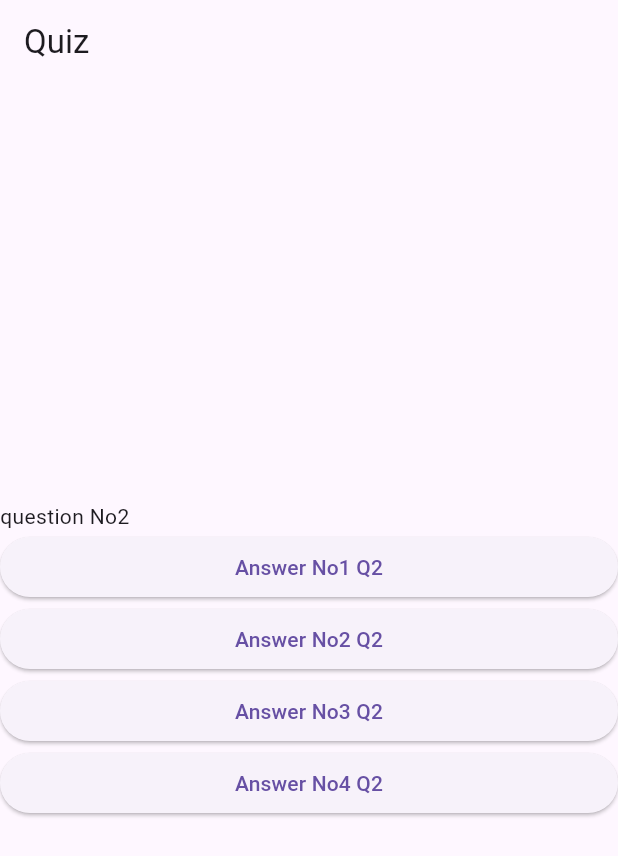
After one commit to alishermamirov/quiz_app, a Flutter app: the screen it shows after launch, after a tap on "Answer No1 Q1", on a phone screen of 412 x 824 dp. The commit adds this screen. Shown: the top 856 px of the screen. Run offline on Flutter 3.47's test engine with Material 3 defaults, Android fonts, the phone set to English and light mode, and no system bars.

Commit message:
added widgets and screens

```diff
--- a/lib/main.dart
+++ b/lib/main.dart
@@ -1,117 +1,18 @@
 import 'package:flutter/material.dart';
+import 'screens/home_screen.dart';
 
 void main(List<String> args) {
-  runApp(MyApp());
+  runApp(const MyApp());
 }
 
-class MyApp extends StatefulWidget {
+class MyApp extends StatelessWidget {
   const MyApp({super.key});
-
-  @override
-  State<MyApp> createState() => _MyAppState();
-}
-
-class _MyAppState extends State<MyApp> {
-  List<Map<String, dynamic>> answersAndQuestions = [
-    {
-      "question": "question No1",
-      "answers": [
-        {"answer": "Answer No1 Q1", "isTrue": false},
-        {"answer": "Answer No2 Q1", "isTrue": true},
-        {"answer": "Answer No3 Q1", "isTrue": false},
-        {"answer": "Answer No4 Q1", "isTrue": false},
-      ]
-    },
-    {
-      "question": "question No2",
-      "answers": [
-        {"answer": "Answer No1 Q2", "isTrue": false},
-        {"answer": "Answer No2 Q2", "isTrue": true},
-        {"answer": "Answer No3 Q2", "isTrue": false},
-        {"answer": "Answer No4 Q2", "isTrue": false},
-      ]
-    },
-    {
-      "question": "question No3",
-      "answers": [
-        {"answer": "Answer No1 Q3", "isTrue": false},
-        {"answer": "Answer No2 Q3", "isTrue": true},
-        {"answer": "Answer No3 Q3", "isTrue": false},
-        {"answer": "Answer No4 Q3", "isTrue": false},
-      ]
-    }
-  ];
-  int questionIndex = 0;
-  int trueAnswersCount = 0;
-
-  void nextQustion(bool isTrue) {
-    setState(() {
-      questionIndex++;
-      isTrue ? trueAnswersCount++ : trueAnswersCount;
-    });
-    print(isTrue);
-  }
 
   @override
   Widget build(BuildContext context) {
     return MaterialApp(
       debugShowCheckedModeBanner: false,
-      home: Scaffold(
-          appBar: AppBar(
-            title: Text("Quiz"),
-          ),
-          body: questionIndex < answersAndQuestions.length
-              ? Column(
-                  mainAxisAlignment: MainAxisAlignment.center,
-                  crossAxisAlignment: CrossAxisAlignment.stretch,
-                  children: [
-                    Text(answersAndQuestions[questionIndex]["question"]),
-                    ElevatedButton(
-                        onPressed: () {
-                          nextQustion(answersAndQuestions[questionIndex]
-                              ["answers"][0]["isTrue"]);
-                        },
-                        child: Text(answersAndQuestions[questionIndex]
-                            ["answers"][0]["answer"])),
-                    ElevatedButton(
-                        onPressed: () {
-                          nextQustion(answersAndQuestions[questionIndex]
-                              ["answers"][1]["isTrue"]);
-                        },
-                        child: Text(answersAndQuestions[questionIndex]
-                            ["answers"][1]["answer"])),
-                    ElevatedButton(
-                        onPressed: () {
-                          nextQustion(answersAndQuestions[questionIndex]
-                              ["answers"][2]["isTrue"]);
-                        },
-                        child: Text(answersAndQuestions[questionIndex]
-                            ["answers"][2]["answer"])),
-                    ElevatedButton(
-                        onPressed: () {
-                          nextQustion(answersAndQuestions[questionIndex]
-                              ["answers"][3]["isTrue"]);
-                        },
-                        child: Text(answersAndQuestions[questionIndex]
-                            ["answers"][3]["answer"])),
-                  ],
-                )
-              : Center(
-                  child: Column(
-                    children: [
-                      Text("Natija"),
-                      Text("${trueAnswersCount}/${answersAndQuestions.length}"),
-                      ElevatedButton(
-                          onPressed: () {
-                            setState(() {
-                              questionIndex = 0;
-                              trueAnswersCount = 0;
-                            });
-                          },
-                          child: Text("restart"))
-                    ],
-                  ),
-                )),
+      home: HomeScreen(),
     );
   }
 }
--- /dev/null
+++ b/lib/screens/home_screen.dart
@@ -0,0 +1,78 @@
+import 'package:flutter/material.dart';
+
+import '../widgets/questions.dart';
+import '../widgets/result.dart';
+
+class HomeScreen extends StatefulWidget {
+  const HomeScreen({super.key});
+
+  @override
+  State<HomeScreen> createState() => _HomeScreenState();
+}
+
+class _HomeScreenState extends State<HomeScreen> {
+  List<Map<String, dynamic>> answersAndQuestions = [
+    {
+      "question": "question No1",
+      "answers": [
+        {"answer": "Answer No1 Q1", "isTrue": false},
+        {"answer": "Answer No2 Q1", "isTrue": true},
+        {"answer": "Answer No3 Q1", "isTrue": false},
+        {"answer": "Answer No4 Q1", "isTrue": false},
+      ]
+    },
+    {
+      "question": "question No2",
+      "answers": [
+        {"answer": "Answer No1 Q2", "isTrue": false},
+        {"answer": "Answer No2 Q2", "isTrue": true},
+        {"answer": "Answer No3 Q2", "isTrue": false},
+        {"answer": "Answer No4 Q2", "isTrue": false},
+      ]
+    },
+    {
+      "question": "question No3",
+      "answers": [
+        {"answer": "Answer No1 Q3", "isTrue": false},
+        {"answer": "Answer No2 Q3", "isTrue": true},
+        {"answer": "Answer No3 Q3", "isTrue": false},
+        {"answer": "Answer No4 Q3", "isTrue": false},
+      ]
+    }
+  ];
+  int questionIndex = 0;
+  int trueAnswersCount = 0;
+
+  void nextQuestion(bool isTrue) {
+    setState(() {
+      questionIndex++;
+      isTrue ? trueAnswersCount++ : trueAnswersCount;
+    });
+    print(isTrue);
+  }
+
+  void restart() {
+    setState(() {
+      questionIndex = 0;
+      trueAnswersCount = 0;
+    });
+  }
+
+  @override
+  Widget build(BuildContext context) {
+    return Scaffold(
+      appBar: AppBar(
+        title: const Text("Quiz"),
+      ),
+      body: questionIndex < answersAndQuestions.length
+          ? Questions(
+              question: answersAndQuestions[questionIndex]["question"],
+              answers: answersAndQuestions[questionIndex]["answers"],
+              nextQuestion: nextQuestion)
+          : Result(
+              trueAnswersCount: trueAnswersCount,
+              answersAndQuestionsLength: answersAndQuestions.length,
+              restart: restart),
+    );
+  }
+}
--- /dev/null
+++ b/lib/widgets/questions.dart
@@ -0,0 +1,53 @@
+// ignore_for_file: public_member_api_docs, sort_constructors_first
+import 'package:flutter/material.dart';
+
+class Questions extends StatelessWidget {
+  final String question;
+  final List<Map<String, dynamic>> answers;
+  final Function nextQuestion;
+  const Questions({
+    Key? key,
+    required this.question,
+    required this.answers,
+    required this.nextQuestion,
+  }) : super(key: key);
+
+  @override
+  Widget build(BuildContext context) {
+    return Column(
+      mainAxisAlignment: MainAxisAlignment.center,
+      crossAxisAlignment: CrossAxisAlignment.stretch,
+      children: [
+        Text(question),
+        ElevatedButton(
+            onPressed: () {
+              nextQuestion(
+                  answers[0]["isTrue"]);
+            },
+            child: Text(
+                answers[0]["answer"])),
+        ElevatedButton(
+            onPressed: () {
+              nextQuestion(
+                 answers[1]["isTrue"]);
+            },
+            child: Text(
+               answers[1]["answer"])),
+        ElevatedButton(
+            onPressed: () {
+              nextQuestion(
+                  answers[2]["isTrue"]);
+            },
+            child: Text(
+               answers[2]["answer"])),
+        ElevatedButton(
+            onPressed: () {
+              nextQuestion(
+                 answers[3]["isTrue"]);
+            },
+            child: Text(
+               answers[3]["answer"])),
+      ],
+    );
+  }
+}
```
Also changed, not shown: lib/widgets/result.dart (added, +31 -0 lines).
